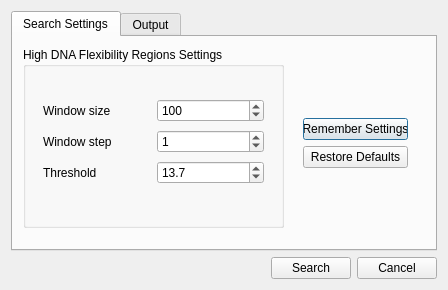
Old version of the form src/plugins/dna_flexibility/src/ui/DNAFlexDialog.ui in the repository dualword/ugene-qt4.
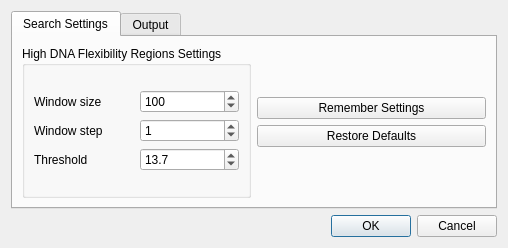
New version of the form.

```diff
--- a/src/plugins/dna_flexibility/src/ui/DNAFlexDialog.ui
+++ b/src/plugins/dna_flexibility/src/ui/DNAFlexDialog.ui
@@ -6,26 +6,20 @@
    <rect>
     <x>0</x>
     <y>0</y>
-    <width>448</width>
-    <height>290</height>
+    <width>508</width>
+    <height>248</height>
    </rect>
   </property>
   <property name="sizePolicy">
-   <sizepolicy hsizetype="Fixed" vsizetype="Fixed">
+   <sizepolicy hsizetype="Preferred" vsizetype="Preferred">
     <horstretch>0</horstretch>
     <verstretch>0</verstretch>
    </sizepolicy>
   </property>
   <property name="minimumSize">
    <size>
-    <width>448</width>
-    <height>290</height>
-   </size>
-  </property>
-  <property name="maximumSize">
-   <size>
-    <width>448</width>
-    <height>290</height>
+    <width>0</width>
+    <height>0</height>
    </size>
   </property>
   <property name="windowTitle">
@@ -47,27 +41,14 @@
       <attribute name="title">
        <string>Search Settings</string>
       </attribute>
+      <layout class="QHBoxLayout" name="horizontalLayout">
+       <item>
       <widget class="QGroupBox" name="groupHighFlexSettings">
-       <property name="geometry">
-        <rect>
-         <x>10</x>
-         <y>10</y>
-         <width>261</width>
-         <height>181</height>
-        </rect>
-       </property>
        <property name="title">
         <string>High DNA Flexibility Regions Settings</string>
        </property>
-       <widget class="QWidget" name="layoutWidget">
-        <property name="geometry">
-         <rect>
-          <x>20</x>
-          <y>50</y>
-          <width>221</width>
-          <height>91</height>
-         </rect>
-        </property>
+         <layout class="QVBoxLayout" name="verticalLayout_4">
+          <item>
         <layout class="QGridLayout" name="gridLayout">
          <item row="0" column="0">
           <widget class="QLabel" name="lblWindowSize">
@@ -139,27 +120,24 @@
           </widget>
          </item>
         </layout>
-       </widget>
-      </widget>
-      <widget class="QWidget" name="">
-       <property name="geometry">
-        <rect>
-         <x>290</x>
-         <y>20</y>
-         <width>105</width>
-         <height>171</height>
-        </rect>
-       </property>
+          </item>
+         </layout>
+        </widget>
+       </item>
+       <item>
        <layout class="QVBoxLayout" name="verticalLayout_3">
         <item>
          <spacer name="verticalSpacer">
           <property name="orientation">
            <enum>Qt::Vertical</enum>
           </property>
+           <property name="sizeType">
+            <enum>QSizePolicy::MinimumExpanding</enum>
+           </property>
           <property name="sizeHint" stdset="0">
            <size>
             <width>20</width>
-            <height>40</height>
+             <height>0</height>
            </size>
           </property>
          </spacer>
@@ -187,64 +165,41 @@
           <property name="orientation">
            <enum>Qt::Vertical</enum>
           </property>
+           <property name="sizeType">
+            <enum>QSizePolicy::MinimumExpanding</enum>
+           </property>
           <property name="sizeHint" stdset="0">
            <size>
             <width>20</width>
-            <height>40</height>
+             <height>0</height>
            </size>
           </property>
          </spacer>
         </item>
        </layout>
-      </widget>
+       </item>
+      </layout>
      </widget>
      <widget class="QWidget" name="tabOutput">
       <attribute name="title">
        <string>Output</string>
       </attribute>
+      <layout class="QVBoxLayout" name="verticalLayout_6">
+       <item>
       <widget class="QWidget" name="annotationsWidget" native="true">
-       <property name="geometry">
-        <rect>
-         <x>0</x>
-         <y>0</y>
-         <width>421</width>
-         <height>191</height>
-        </rect>
-       </property>
-      </widget>
-     </widget>
-    </widget>
-   </item>
-   <item>
-    <layout class="QHBoxLayout" name="buttonslLayout">
-     <item>
-      <spacer name="horizontalSpacer">
-       <property name="orientation">
-        <enum>Qt::Horizontal</enum>
-       </property>
-       <property name="sizeHint" stdset="0">
-        <size>
-         <width>182</width>
-         <height>20</height>
-        </size>
-       </property>
-      </spacer>
-     </item>
-     <item>
-      <widget class="QPushButton" name="btnSearch">
-       <property name="text">
-        <string>Search</string>
-       </property>
-      </widget>
-     </item>
-     <item>
-      <widget class="QPushButton" name="btnCancel">
-       <property name="text">
-        <string>Cancel</string>
-       </property>
+         <layout class="QVBoxLayout" name="verticalLayout_5"/>
       </widget>
      </item>
     </layout>
+     </widget>
+    </widget>
+   </item>
+   <item>
+    <widget class="QDialogButtonBox" name="buttonBox">
+     <property name="standardButtons">
+      <set>QDialogButtonBox::Cancel|QDialogButtonBox::Ok</set>
+     </property>
+    </widget>
    </item>
   </layout>
  </widget>
```
Left out of the diff: 26 changed lines with no effect on the pictures. Lines whose indentation alone changed are shown as unchanged.
